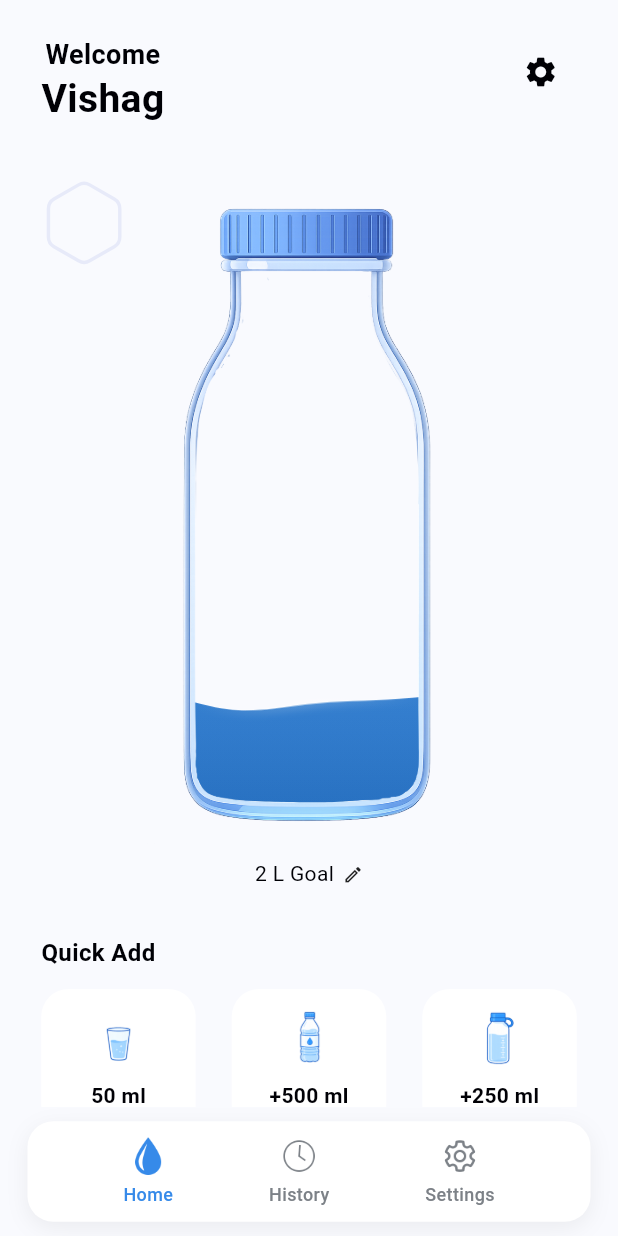
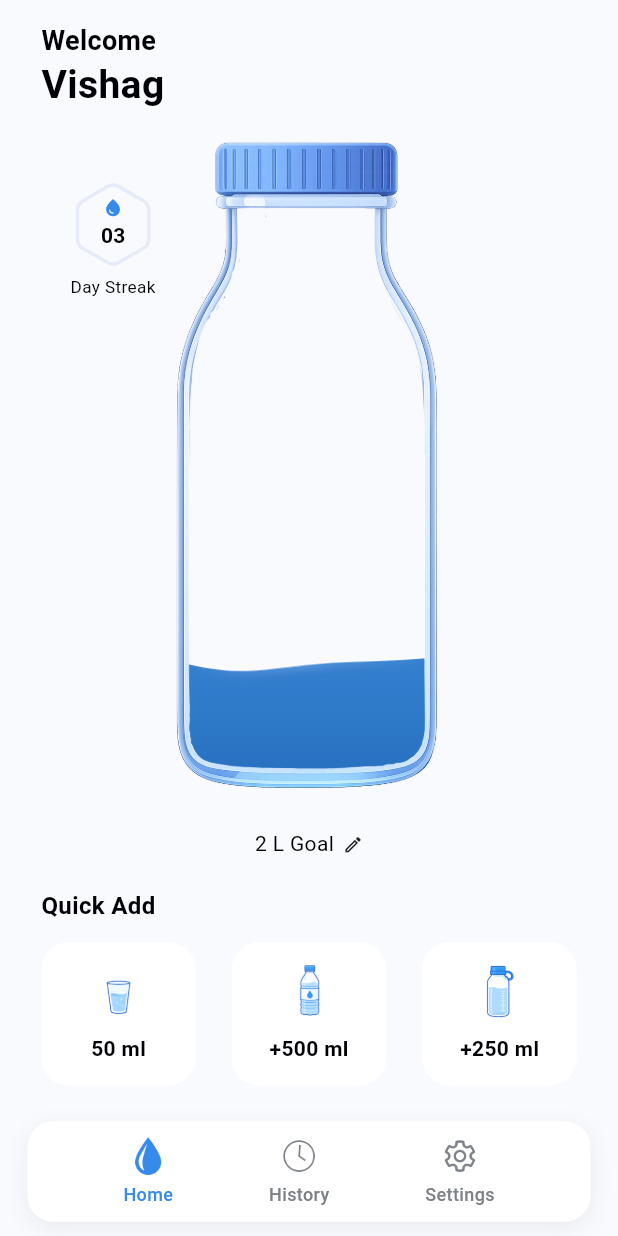
Before and after one commit to vishag002/water_tracker_app, a Flutter app: the screen it shows after launch, on a phone screen of 412 x 824 dp. Run offline on Flutter 3.47's test engine with Material 3 defaults, Android fonts, the phone set to English and light mode, and no system bars; our stand-ins replace fl_chart, flutter_riverpod, flutter_screenutil, shared_preferences, table_calendar.

Commit message:
UI improvements

```diff
--- a/lib/screens/home/home_screen.dart
+++ b/lib/screens/home/home_screen.dart
@@ -8,7 +8,6 @@ import 'package:water_tracker_app/components/scaffold_custom.dart';
 import 'package:water_tracker_app/core/app_text_styles.dart';
 import 'package:water_tracker_app/core/constants/image_const.dart';
 import 'package:water_tracker_app/l10n/app_localizations.dart';
-import 'package:water_tracker_app/screens/settings/settings_screen.dart';
 
 class HomeScreen extends StatefulWidget {
   const HomeScreen({super.key});
@@ -32,6 +31,9 @@ class _HomeScreenState extends State<HomeScreen> {
     waveSpeed: 0.01, // idle speed — raise to speed up the breathing
   );
 
+  // TODO: wire this up to your real streak-tracking source.
+  final int _streakDays = 3;
+
   @override
   void dispose() {
     _waterController.dispose();
@@ -44,18 +46,18 @@ class _HomeScreenState extends State<HomeScreen> {
 
     return ScaffoldCustom(
       showAppBar: false,
-      body: SingleChildScrollView(
-        child: Padding(
+      body: Padding(
         padding: EdgeInsets.symmetric(horizontal: 24.w),
         child: Column(
           crossAxisAlignment: CrossAxisAlignment.start,
           children: [
-              SizedBox(height: 20.h),
+            SizedBox(height: 12.h),
             Row(
               crossAxisAlignment: CrossAxisAlignment.start,
               mainAxisAlignment: MainAxisAlignment.spaceBetween,
               children: [
                 Column(
+                  crossAxisAlignment: CrossAxisAlignment.start,
                   children: [
                     Text(
                       AppLocalizations.of(context)!.homeWelcome,
@@ -68,40 +70,93 @@ class _HomeScreenState extends State<HomeScreen> {
                     ),
                   ],
                 ),
-                  IconButton(
-                    onPressed: () {
-                      Navigator.push(
-                        context,
-                        MaterialPageRoute(
-                          builder: (context) => SettingsScreen(),
+              ],
             ),
-                      );
-                    },
-                    icon: Icon(Icons.settings),
+            // Bottle area: instead of a fixed 200x380 box, this now
+            // claims whatever vertical space is actually left between
+            // the header above and the goal/quick-add block below, and
+            // an AspectRatio keeps the bottle's shape correct while it
+            // grows or shrinks to fit. That's what removes the need to
+            // scroll -- the layout adapts to the screen instead of
+            // assuming a fixed height that may not exist.
+            Expanded(
+              child: Center(
+                child: AspectRatio(
+                  aspectRatio: 200 / 380,
+                  child: LayoutBuilder(
+                    builder: (context, constraints) {
+                      final bottleWidth = constraints.maxWidth;
+                      final bottleHeight = constraints.maxHeight;
+                      return Stack(
+                        clipBehavior: Clip.none,
+                        children: [
+                          // Streak badge: hexagon outline with a droplet
+                          // icon + day count stacked inside it, and a
+                          // "Day Streak" label underneath. Sized off
+                          // .w/.h/.sp (not raw px) so it scales the same
+                          // way the rest of the screen does, and the
+                          // whole badge is one column so the label stays
+                          // centered under the hexagon at any size.
+                          Positioned(
+                            top: 40.h,
+                            left: -36.w,
+                            child: SizedBox(
+                              width: 64.w,
+                              child: Column(
+                                mainAxisSize: MainAxisSize.min,
+                                children: [
+                                  SizedBox(
+                                    height: 50.w,
+                                    width: 50.w,
+                                    child: Stack(
+                                      alignment: Alignment.center,
+                                      children: [
+                                        HexagonWidget(strokeWidth: 2.w),
+                                        Column(
+                                          mainAxisSize: MainAxisSize.min,
+                                          mainAxisAlignment:
+                                              MainAxisAlignment.center,
+                                          children: [
+                                            Icon(
+                                              Icons.water_drop,
+                                              color: const Color(0xFF368AE9),
+                                              size: 12.sp,
+                                            ),
+                                            SizedBox(height: 2.h),
+                                            Text(
+                                              _streakDays.toString().padLeft(
+                                                2,
+                                                '0',
+                                              ),
+                                              style: AppTextStyles
+                                                  .bodySmallRegular
+                                                  .copyWith(
+                                                    fontWeight: FontWeight.bold,
+                                                  ),
                                             ),
                                           ],
                                         ),
-              SizedBox(height: 30.h),
-              //bottle here
-              Stack(
-                children: [
-                  Positioned(
-                    child: Container(
-                      color: Colors.transparent,
-                      height: 50.h,
-                      width: 50.w,
-                      child: HexagonWidget(strokeWidth: 2.w),
+                                      ],
+                                    ),
+                                  ),
+                                  SizedBox(height: 4.h),
+                                  Text(
+                                    'Day Streak',
+                                    textAlign: TextAlign.center,
+                                    maxLines: 1,
+                                    style: AppTextStyles.bodySmallRegular
+                                        .copyWith(fontSize: 10.sp),
+                                  ),
+                                ],
+                              ),
                             ),
                           ),
                           Center(
-                    child: SizedBox(
-                      width: 200.w,
-                      height: 380.h,
                             child: GlassyWaterBottle(
                               controller: _waterController,
                               bottleAsset: ImageConstants.bottle,
-                        width: 200.w,
-                        height: 380.h,
+                              width: bottleWidth,
+                              height: bottleHeight,
                               // Matches the Figma palette's primary blue (368AE9), with
                               // a slightly deeper shade at the bottom for a touch of
                               // depth rather than the dramatic two-tone green before.
@@ -124,20 +179,27 @@ class _HomeScreenState extends State<HomeScreen> {
                                 0.05,
                               ),
                               // A short, sharp taper -- most bottles widen out quickly.
-                        shoulderFraction: 0.2,
-                        // The actual fix: neck width as a fraction of body width.
-                        // 0.68 means the neck is most of the body's width,
-                        // dramatically narrow taper -- start here and adjust:
-                        // raise toward 0.85 if you still see a small overflow,
-                        // lower toward 0.55 if there's a visible gap instead.
-                        neckWidthRatio: 0.58,
-                        bottomRadius: 0.12,
+                              shoulderFraction: 0.3,
+                              // Neck width as a fraction of body width. Measured
+                              // directly off the screenshot: the neck's *inner*
+                              // passage (where water should stop) is ~14% narrower
+                              // than the neck's outer silhouette -- 0.58 was sized
+                              // to the outer edge, so the liquid was covering most
+                              // of the glass wall's thickness at the top, reading
+                              // as overflow. 0.50 lines the liquid's top edge up
+                              // with the inner wall instead. If a visible gap shows
+                              // up at the neck now, nudge back toward 0.54-0.56.
+                              neckWidthRatio: 0.56,
+                              bottomRadius: 0.15,
+                            ),
+                          ),
+                        ],
+                      );
+                    },
                   ),
                 ),
               ),
-                ],
             ),
-              // SizedBox(height: 10.h),
             Row(
               mainAxisAlignment: MainAxisAlignment.center,
               children: [
@@ -149,11 +211,8 @@ class _HomeScreenState extends State<HomeScreen> {
                 Icon(Icons.edit_outlined, size: 12.sp),
               ],
             ),
-              SizedBox(height: 25.h),
-              Text(
-                localizations.homeQuickAdd,
-                style: AppTextStyles.bodySemiBold,
-              ),
+            SizedBox(height: 16.h),
+            Text(localizations.homeQuickAdd, style: AppTextStyles.bodySemiBold),
             SizedBox(height: 10.h),
             Row(
               mainAxisAlignment: MainAxisAlignment.spaceBetween,
@@ -175,8 +234,8 @@ class _HomeScreenState extends State<HomeScreen> {
                 ),
               ],
             ),
+            SizedBox(height: 12.h),
           ],
-          ),
         ),
       ),
     );
```
Lines whose indentation alone changed are shown as unchanged.
